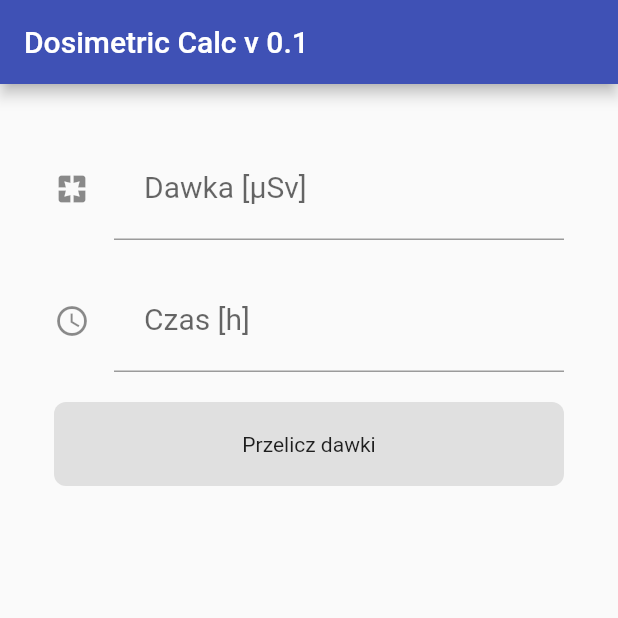
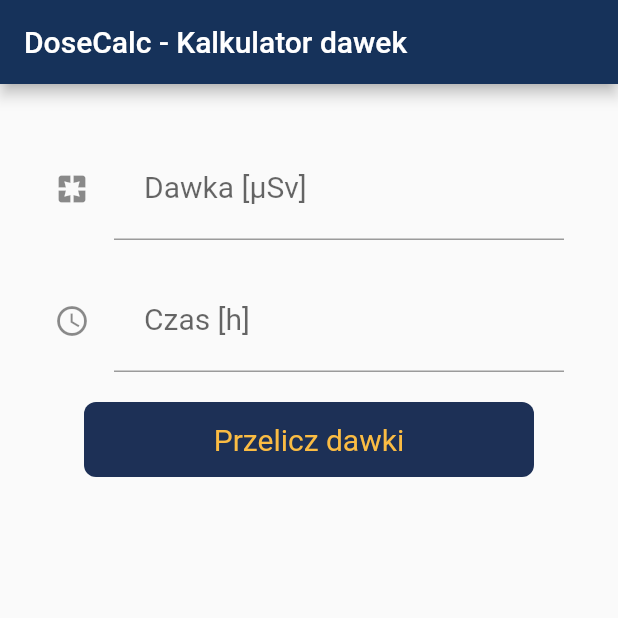
Before and after one commit to quqlock/dosecalc, a Flutter app: the screen it shows after launch, after a tap on "Przelicz dawki", on a phone screen of 412 x 824 dp, the top half of it. Run offline on Flutter 3.47's test engine with Material 2 defaults, Android fonts, the phone set to English and light mode, and no system bars; our stand-ins replace bloc, flutter_bloc.

Commit message:
design changes

```diff
--- /dev/null
+++ b/lib/bloc/splash_screen_bloc.dart
@@ -0,0 +1,22 @@
+import 'dart:async';
+
+import 'package:bloc/bloc.dart';
+import 'package:meta/meta.dart';
+
+part 'splash_screen_event.dart';
+part 'splash_screen_state.dart';
+
+class SplashScreenBloc extends Bloc<SplashScreenEvent, SplashScreenState> {
+  SplashScreenBloc() : super(SplashScreenInitial());
+
+  @override
+  Stream<SplashScreenState> mapEventToState(
+    SplashScreenEvent event,
+  ) async* {
+    yield SplashScreenLoading();
+
+    await Future.delayed(Duration(seconds: 2));
+
+    yield SplashScreenLoaded();
+  }
+}
--- /dev/null
+++ b/lib/bloc/splash_screen_event.dart
@@ -0,0 +1,6 @@
+part of 'splash_screen_bloc.dart';
+
+@immutable
+abstract class SplashScreenEvent {}
+
+class NavigateToHomeScreenEvent extends SplashScreenEvent {}
--- /dev/null
+++ b/lib/bloc/splash_screen_state.dart
@@ -0,0 +1,10 @@
+part of 'splash_screen_bloc.dart';
+
+@immutable
+abstract class SplashScreenState {}
+
+class SplashScreenInitial extends SplashScreenState {}
+
+class SplashScreenLoading extends SplashScreenState {}
+
+class SplashScreenLoaded extends SplashScreenState {}
--- a/lib/constans.dart
+++ b/lib/constans.dart
@@ -1,5 +1,7 @@
 //constats
-const kTitleApp = 'Dosimetric Calc v 0.1';
+const kTitleApp = 'DoseCalc - Kalkulator dawek';
+
+int kPrimaryColor = 0xff1d3056;
 
 const kDateTimeWeek = 1;
 const kDateTimeMonth = 13;
--- a/lib/main.dart
+++ b/lib/main.dart
@@ -1,6 +1,6 @@
 import 'package:flutter/material.dart';
 import 'constans.dart';
-import 'screens/start_page.dart';
+import 'screens/splash_screen.dart';
 
 void main() {
   runApp(new MaterialApp(home: new HomePage()));
@@ -11,8 +11,8 @@ class HomePage extends StatelessWidget {
   Widget build(BuildContext context) {
     return MaterialApp(
       title: kTitleApp,
-      theme: ThemeData(primarySwatch: Colors.indigo),
-      home: StartPage(),
+      theme: ThemeData(primaryColor: Color(0xff16325A)),
+      home: SplashScreen(),
     );
   }
 }
--- a/lib/screens/result_page.dart
+++ b/lib/screens/result_page.dart
@@ -1,5 +1,6 @@
 import 'package:flutter/material.dart';
 import '../constans.dart';
+import '../widgets/button.dart';
 
 class ResultPage extends StatelessWidget {
   ResultPage(
@@ -28,14 +29,12 @@ class ResultPage extends StatelessWidget {
                 ),
               ),
             ),
-            Container(
-              child: FlatButton(
-                child: Text('Nowa kalkulacja'),
-                onPressed: () {
-                  Navigator.pop(context);
-                },
-              ),
-            )
+            GestureDetector(
+              onTap: () {
+                Navigator.pop(context);
+              },
+              child: Button('Nowa kalkulacja'),
+            ),
           ],
         ),
       ),
--- /dev/null
+++ b/lib/screens/splash_screen.dart
@@ -0,0 +1,37 @@
+import 'package:dosimetric_calc/screens/start_page.dart';
+import 'package:flutter/material.dart';
+import 'package:flutter_bloc/flutter_bloc.dart';
+
+import '../constans.dart';
+import '../bloc/splash_screen_bloc.dart';
+import '../widgets/splash_screen_widget.dart';
+
+class SplashScreen extends StatelessWidget {
+  @override
+  Widget build(BuildContext context) {
+    return Scaffold(
+      body: _buildBody(context),
+    );
+  }
+}
+
+BlocProvider<SplashScreenBloc> _buildBody(BuildContext context) {
+  return BlocProvider(
+    create: (context) => SplashScreenBloc(),
+    child: Container(
+      height: MediaQuery.of(context).size.height,
+      width: MediaQuery.of(context).size.width,
+      color: Color(kPrimaryColor),
+      child: Center(child: BlocBuilder<SplashScreenBloc, SplashScreenState>(
+        builder: (context, state) {
+          if ((state is SplashScreenInitial) ||
+              (state is SplashScreenLoading)) {
+            return SplashScreenWidget();
+          } else if (state is SplashScreenLoaded) {
+            return StartPage();
+          }
+        },
+      )),
+    ),
+  );
+}
--- a/lib/screens/start_page.dart
+++ b/lib/screens/start_page.dart
@@ -2,6 +2,7 @@ import 'package:flutter/material.dart';
 import '../constans.dart';
 import '../dose_calc.dart';
 import 'result_page.dart';
+import '../widgets/button.dart';
 
 class StartPage extends StatefulWidget {
   @override
@@ -11,13 +12,6 @@ class StartPage extends StatefulWidget {
 class _StartPageState extends State<StartPage> {
   double time = 0.00;
   double dose = 0.00;
-
-  @override
-  void initState() {
-    time = 0.00;
-    dose = 0.00;
-    super.initState();
-  }
 
   @override
   Widget build(BuildContext context) {
@@ -91,16 +85,7 @@ class _StartPageState extends State<StartPage> {
                         );
                       }
                     },
-                    child: Container(
-                      padding: EdgeInsets.all(20),
-                      decoration: BoxDecoration(
-                        color: Theme.of(context).buttonColor,
-                        borderRadius: BorderRadius.circular(8.0),
-                      ),
-                      child: Center(
-                        child: Text('Przelicz dawki'),
-                      ),
-                    ),
+                    child: Button('Przelicz dawki'),
                   ),
                 ],
               ),
--- /dev/null
+++ b/lib/widgets/button.dart
@@ -0,0 +1,27 @@
+import 'package:flutter/material.dart';
+import '../constans.dart';
+
+class Button extends StatelessWidget {
+  final String buttonText;
+
+  Button(this.buttonText);
+
+  @override
+  Widget build(BuildContext context) {
+    return Container(
+      height: 50,
+      width: 300,
+      padding: EdgeInsets.all(10),
+      decoration: BoxDecoration(
+        color: Color(kPrimaryColor),
+        borderRadius: BorderRadius.circular(8.0),
+      ),
+      child: Center(
+        child: Text(
+          buttonText,
+          style: TextStyle(color: Color(0xffFBBC43), fontSize: 20),
+        ),
+      ),
+    );
+  }
+}
--- /dev/null
+++ b/lib/widgets/splash_screen_widget.dart
@@ -0,0 +1,59 @@
+import 'package:flutter/material.dart';
+import 'package:flutter_bloc/flutter_bloc.dart';
+import '../bloc/splash_screen_bloc.dart';
+
+class SplashScreenWidget extends StatefulWidget {
+  @override
+  _SplashScreenWidgetState createState() => _SplashScreenWidgetState();
+}
+
+class _SplashScreenWidgetState extends State<SplashScreenWidget> {
+  @override
+  void initState() {
+    super.initState();
+    this._dispatchEvent(context);
+  }
+
+  @override
+  Widget build(BuildContext context) {
+    return Container(
+      height: MediaQuery.of(context).size.height,
+      width: MediaQuery.of(context).size.width,
+      child: Center(
+        child: Column(
+          mainAxisAlignment: MainAxisAlignment.center,
+          crossAxisAlignment: CrossAxisAlignment.center,
+          children: <Widget>[
+            Center(
+              child: Image.asset('assets/images/quales_logo.png'),
+            ),
+            Center(
+              child: Text(
+                'DoseCalc',
+                style: TextStyle(
+                  color: Colors.white,
+                  fontSize: 20,
+                ),
+              ),
+            ),
+            Padding(
+              padding: EdgeInsets.only(
+                top: 30,
+                bottom: 30,
+              ),
+            ),
+            CircularProgressIndicator(
+              backgroundColor: Colors.white,
+            ),
+          ],
+        ),
+      ),
+    );
+  }
+
+  void _dispatchEvent(BuildContext context) {
+    BlocProvider.of<SplashScreenBloc>(context).add(
+      NavigateToHomeScreenEvent(),
+    );
+  }
+}
```
Also changed, not shown: pubspec.yaml (+5 -4 lines), assets/images/quales_logo.png (added), pubspec.lock.
